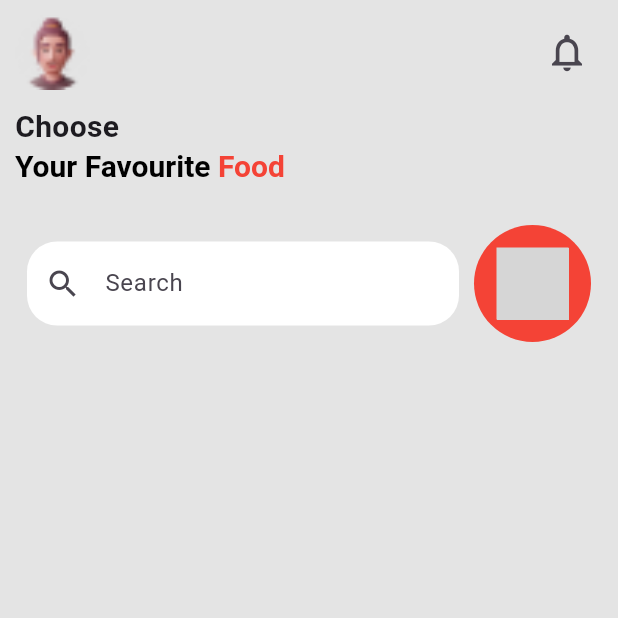
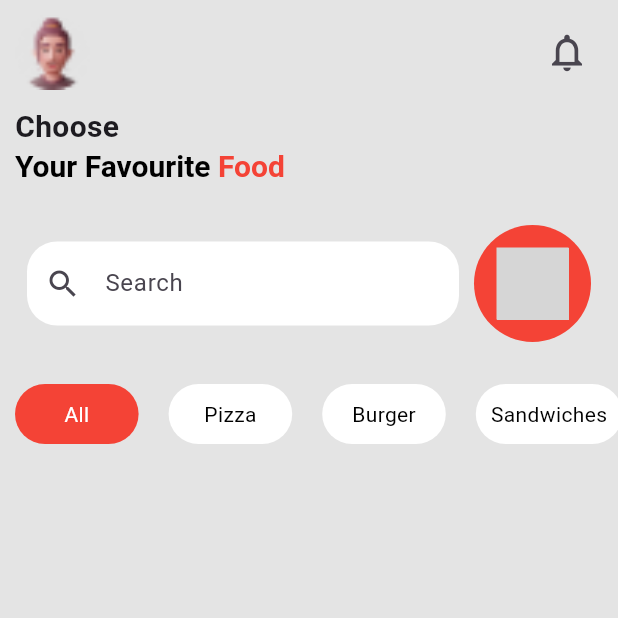
Before and after one commit to ibnRizk/snacksy, a Flutter app: the screen it shows after launch, on a phone screen of 412 x 824 dp, the top half of it. Run offline on Flutter 3.47's test engine with Material 3 defaults, Android fonts, the phone set to English and light mode, and no system bars; our stand-ins replace flutter_svg; grey boxes are pictures that could not be loaded.

Commit message:
create category part

```diff
--- a/lib/home.dart
+++ b/lib/home.dart
@@ -2,6 +2,8 @@ import 'package:flutter/material.dart';
 import 'package:snacksy/constant.dart';
 import 'package:snacksy/widgets/app_header.dart';
 import 'package:snacksy/widgets/search_area.dart';
+
+import 'widgets/categories_part.dart';
 
 class Home extends StatelessWidget {
   const Home({super.key});
@@ -15,7 +17,11 @@ class Home extends StatelessWidget {
         color: const Color.fromARGB(255, 228, 228, 228),
         child: SafeArea(
           child: Column(
-            children: [AppHeader(), SearchArea()],
+            children: [
+              AppHeader(),
+              SearchArea(),
+              CategoriesPart(),
+            ],
           ),
         ),
       ),
--- a/lib/widgets/categories_part.dart
+++ b/lib/widgets/categories_part.dart
@@ -0,0 +1,58 @@
+import 'package:flutter/material.dart';
+
+import '../constant.dart';
+
+class CategoriesPart extends StatefulWidget {
+  const CategoriesPart({super.key});
+
+  @override
+  State<CategoriesPart> createState() =>
+      _CategoriesPartState();
+}
+
+class _CategoriesPartState extends State<CategoriesPart> {
+  String selected = categories[0];
+  @override
+  Widget build(BuildContext context) {
+    return SingleChildScrollView(
+      scrollDirection: Axis.horizontal,
+      child: Row(
+        children: categories
+            .map(
+              (e) => InkWell(
+                onTap: () {
+                  setState(() {
+                    selected = e;
+                  });
+                },
+                child: Container(
+                  alignment: Alignment.center,
+                  padding: EdgeInsets.all(10),
+                  constraints: BoxConstraints(
+                    minWidth: width(context) * .2,
+                  ),
+                  margin: EdgeInsets.all(10),
+                  decoration: BoxDecoration(
+                    color: selected == e
+                        ? Colors.red
+                        : Colors.white,
+                    borderRadius: BorderRadius.circular(20),
+                  ),
+                  child: Text(
+                    e,
+                    style: TextStyle(
+                      color: selected == e
+                          ? Colors.white
+                          : Colors.black,
+                    ),
+                  ),
+                ),
+              ),
+            )
+            .toList(),
+      ),
+    );
+  }
+}
+
+List categories = ["All", "Pizza", "Burger", "Sandwiches"];
```
